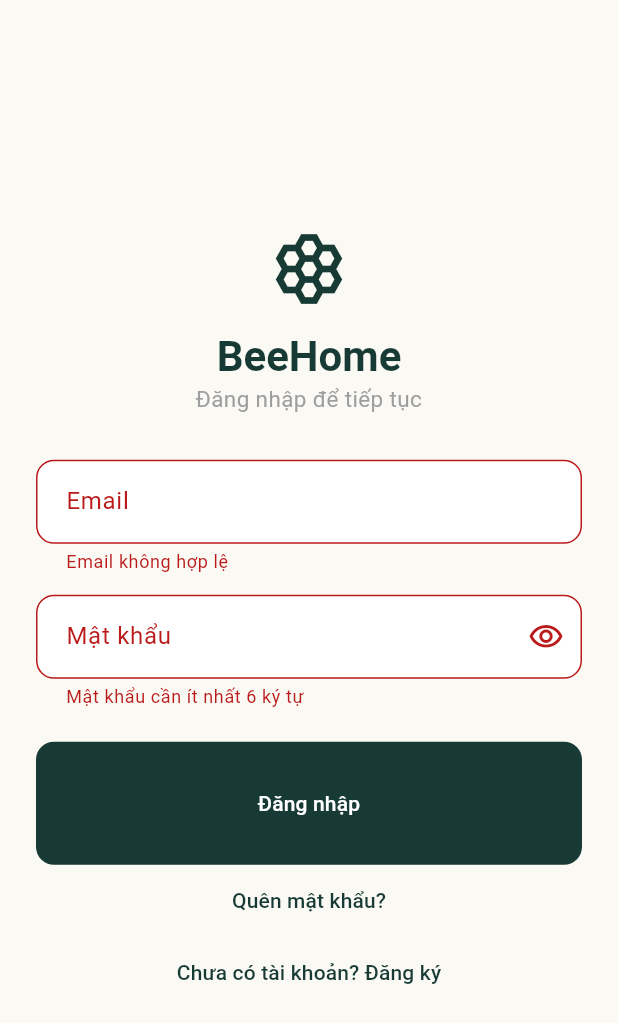
After one commit to nguyenvany9a2-alt/beehome, a Flutter app: the AuthScreen screen opened directly, after a tap on "Đăng nhập", on a phone screen of 412 x 824 dp. The commit adds this screen. Shown: the top 1023 px of the screen. Run offline on Flutter 3.47's test engine with Material 3 defaults, Android fonts, the phone set to English and light mode, and no system bars; our stand-ins replace cloud_firestore, cloud_functions, firebase_auth, firebase_core, firebase_messaging, shared_preferences; accounts and stored records are empty; Roboto replaces fonts that are missing (Arial).

Commit message:
feat(auth): dang ky, dang nhap, quen mat khau voi Firebase

```diff
--- /dev/null
+++ b/lib/features/auth/auth_screen.dart
@@ -0,0 +1,275 @@
+import 'package:cloud_firestore/cloud_firestore.dart';
+import 'package:firebase_auth/firebase_auth.dart';
+import 'package:flutter/material.dart';
+
+/// Màn đăng nhập / đăng ký (phần của Hào).
+class AuthScreen extends StatefulWidget {
+  const AuthScreen({super.key});
+
+  @override
+  State<AuthScreen> createState() => _AuthScreenState();
+}
+
+class _AuthScreenState extends State<AuthScreen> {
+  final formKey = GlobalKey<FormState>();
+  final name = TextEditingController();
+  final phone = TextEditingController();
+  final email = TextEditingController();
+  final password = TextEditingController();
+
+  bool register = false; // false = đăng nhập, true = đăng ký
+  bool busy = false;
+  bool hidePassword = true;
+  String role = 'customer';
+  String? error;
+
+  @override
+  void dispose() {
+    name.dispose();
+    phone.dispose();
+    email.dispose();
+    password.dispose();
+    super.dispose();
+  }
+
+  /// Bấm nút Đăng nhập / Đăng ký
+  Future<void> submit() async {
+    if (!formKey.currentState!.validate()) return;
+    setState(() {
+      busy = true;
+      error = null;
+    });
+    try {
+      final auth = FirebaseAuth.instance;
+      if (register) {
+        final cred = await auth.createUserWithEmailAndPassword(
+          email: email.text.trim(),
+          password: password.text,
+        );
+        await saveProfile(cred.user!.uid);
+      } else {
+        await auth.signInWithEmailAndPassword(
+          email: email.text.trim(),
+          password: password.text,
+        );
+      }
+      // Đăng nhập thành công thì "cổng" tự chuyển sang app, không cần làm gì thêm.
+    } on FirebaseAuthException catch (e) {
+      error = message(e.code);
+    } catch (e) {
+      error = '$e';
+    }
+    if (mounted) setState(() => busy = false);
+  }
+
+  /// Lưu hồ sơ người dùng vào Firestore lúc đăng ký.
+  Future<void> saveProfile(String uid) async {
+    final db = FirebaseFirestore.instance;
+    await db.collection('users').doc(uid).set({
+      'name': name.text.trim(),
+      'email': email.text.trim(),
+      'phone': phone.text.trim(),
+      'avatarUrl': '',
+      'role': role,
+      'status': 'active',
+      'createdAt': DateTime.now().toIso8601String(),
+    });
+    // Người giúp việc có thêm hồ sơ nghề nghiệp, chờ admin duyệt.
+    if (role == 'worker') {
+      await db.collection('worker_profiles').doc(uid).set({
+        'name': name.text.trim(),
+        'skills': '',
+        'area': 'TP. Hồ Chí Minh',
+        'experience': '',
+        'bio': '',
+        'approval': 'pending',
+        'reason': '',
+        'rating': 0,
+        'reviewCount': 0,
+      });
+    }
+  }
+
+  /// Gửi mail đặt lại mật khẩu.
+  Future<void> forgotPassword() async {
+    final e = email.text.trim();
+    if (!e.contains('@')) {
+      setState(() => error = 'Nhập email trước rồi bấm "Quên mật khẩu".');
+      return;
+    }
+    try {
+      await FirebaseAuth.instance.sendPasswordResetEmail(email: e);
+      if (!mounted) return;
+      ScaffoldMessenger.of(context).showSnackBar(
+        SnackBar(content: Text('Đã gửi mail đặt lại mật khẩu tới $e')),
+      );
+    } on FirebaseAuthException catch (x) {
+      setState(() => error = message(x.code));
+    }
+  }
+
+  /// Đổi mã lỗi Firebase sang tiếng Việt.
+  String message(String code) => switch (code) {
+    'invalid-email' => 'Email không hợp lệ.',
+    'invalid-credential' ||
+    'wrong-password' ||
+    'user-not-found' => 'Email hoặc mật khẩu không đúng.',
+    'email-already-in-use' => 'Email này đã được đăng ký.',
+    'weak-password' => 'Mật khẩu cần ít nhất 6 ký tự.',
+    'too-many-requests' => 'Thử sai quá nhiều lần, vui lòng đợi một lát.',
+    'network-request-failed' => 'Không có kết nối mạng.',
+    _ => 'Có lỗi xảy ra ($code).',
+  };
+
+  @override
+  Widget build(BuildContext context) {
+    const gap = SizedBox(height: 14);
+    return Scaffold(
+      body: Center(
+        child: SingleChildScrollView(
+          padding: const EdgeInsets.all(24),
+          child: ConstrainedBox(
+            constraints: const BoxConstraints(maxWidth: 420),
+            child: Form(
+              key: formKey,
+              child: Column(
+                crossAxisAlignment: CrossAxisAlignment.stretch,
+                children: [
+                  Icon(
+                    Icons.hive_outlined,
+                    size: 56,
+                    color: Theme.of(context).colorScheme.primary,
+                  ),
+                  const SizedBox(height: 12),
+                  Text(
+                    'BeeHome',
+                    textAlign: TextAlign.center,
+                    style: Theme.of(context).textTheme.headlineMedium,
+                  ),
+                  Text(
+                    register ? 'Tạo tài khoản mới' : 'Đăng nhập để tiếp tục',
+                    textAlign: TextAlign.center,
+                    style: const TextStyle(color: Colors.grey),
+                  ),
+                  const SizedBox(height: 28),
+                  if (register) ...[
+                    TextFormField(
+                      controller: name,
+                      decoration: const InputDecoration(labelText: 'Họ tên'),
+                      validator: (v) => (v ?? '').trim().isEmpty
+                          ? 'Vui lòng nhập họ tên'
+                          : null,
+                    ),
+                    gap,
+                    TextFormField(
+                      controller: phone,
+                      keyboardType: TextInputType.phone,
+                      decoration: const InputDecoration(
+                        labelText: 'Số điện thoại',
+                      ),
+                      validator: (v) =>
+                          RegExp(r'^0\d{9}$').hasMatch((v ?? '').trim())
+                          ? null
+                          : 'Số điện thoại gồm 10 số, bắt đầu bằng 0',
+                    ),
+                    gap,
+                  ],
+                  TextFormField(
+                    controller: email,
+                    keyboardType: TextInputType.emailAddress,
+                    decoration: const InputDecoration(labelText: 'Email'),
+                    validator: (v) => (v ?? '').contains('@')
+                        ? null
+                        : 'Email không hợp lệ',
+                  ),
+                  gap,
+                  TextFormField(
+                    controller: password,
+                    obscureText: hidePassword,
+                    decoration: InputDecoration(
+                      labelText: 'Mật khẩu',
+                      suffixIcon: IconButton(
+                        onPressed: () =>
+                            setState(() => hidePassword = !hidePassword),
+                        icon: Icon(
+                          hidePassword
+                              ? Icons.visibility_outlined
+                              : Icons.visibility_off_outlined,
+                        ),
+                      ),
+                    ),
+                    validator: (v) => (v ?? '').length < 6
+                        ? 'Mật khẩu cần ít nhất 6 ký tự'
+                        : null,
+                    onFieldSubmitted: (_) => submit(),
+                  ),
+                  if (register) ...[
+                    const SizedBox(height: 20),
+                    const Text('Bạn đăng ký với vai trò'),
+                    const SizedBox(height: 8),
+                    SegmentedButton<String>(
+                      segments: const [
+                        ButtonSegment(
+                          value: 'customer',
+                          label: Text('Khách hàng'),
+                          icon: Icon(Icons.home_outlined),
+                        ),
+                        ButtonSegment(
+                          value: 'worker',
+                          label: Text('Người giúp việc'),
+                          icon: Icon(Icons.cleaning_services_outlined),
+                        ),
+                      ],
+                      selected: {role},
+                      onSelectionChanged: (v) => setState(() => role = v.first),
+                    ),
+                  ],
+                  if (error != null)
+                    Padding(
+                      padding: const EdgeInsets.only(top: 14),
+                      child: Text(
+                        error!,
+                        style: const TextStyle(color: Colors.red),
+                      ),
+                    ),
+                  const SizedBox(height: 22),
+                  FilledButton(
+                    onPressed: busy ? null : submit,
+                    child: Padding(
+                      padding: const EdgeInsets.symmetric(vertical: 12),
+                      child: Text(
+                        busy
+                            ? 'Đang xử lý…'
+                            : register
+                            ? 'Đăng ký'
+                            : 'Đăng nhập',
+                      ),
+                    ),
+                  ),
+                  if (!register)
+                    TextButton(
+                      onPressed: busy ? null : forgotPassword,
+                      child: const Text('Quên mật khẩu?'),
+                    ),
+                  TextButton(
+                    onPressed: busy
+                        ? null
+                        : () => setState(() {
+                            register = !register;
+                            error = null;
+                          }),
+                    child: Text(
+                      register
+                          ? 'Đã có tài khoản? Đăng nhập'
+                          : 'Chưa có tài khoản? Đăng ký',
+                    ),
+                  ),
+                ],
+              ),
+            ),
+          ),
+        ),
+      ),
+    );
+  }
+}
--- a/lib/main.dart
+++ b/lib/main.dart
@@ -4,6 +4,7 @@ import 'core/theme.dart';
 import 'data/bee_store.dart';
 import 'features/bee_shell.dart';
 import 'features/booking/booking_flow.dart';
+import 'features/auth/auth_gate.dart';
 
 Future<void> main() async {
   WidgetsFlutterBinding.ensureInitialized();
@@ -19,6 +20,8 @@ Future<void> main() async {
           authDomain: String.fromEnvironment('FIREBASE_AUTH_DOMAIN'),
         ),
       );
+      runApp(const AuthGate());
+      return;
     }
     final store = BeeStore(live: live);
     await store.init();
```
Also changed, not shown: lib/features/auth/auth_gate.dart (added, +123 -0 lines), 1 other file.
